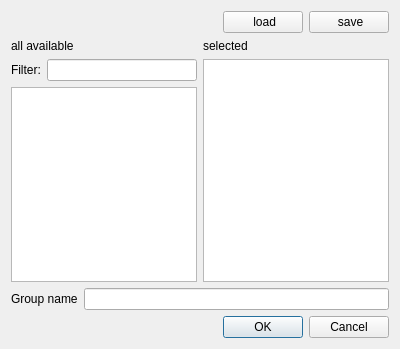
Old version of the form addgroupdialog.ui in the repository TUW-VieVS/VieSchedpp.
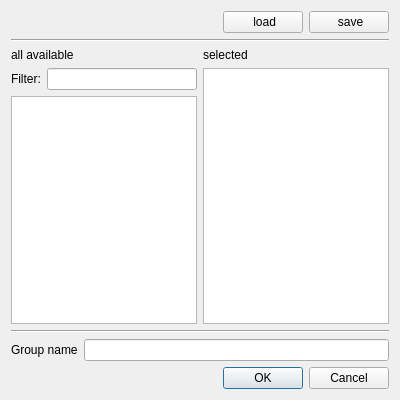
New version of the form. Icons and pictures are not drawn.

What changed in the file:
```diff
--- a/addgroupdialog.ui
+++ b/addgroupdialog.ui
@@ -7,7 +7,7 @@
     <x>0</x>
     <y>0</y>
     <width>400</width>
-    <height>349</height>
+    <height>400</height>
    </rect>
   </property>
   <property name="windowTitle">
@@ -53,6 +53,13 @@
      </item>
     </layout>
    </item>
+   <item>
+    <widget class="Line" name="line">
+     <property name="orientation">
+      <enum>Qt::Horizontal</enum>
+     </property>
+    </widget>
+   </item>
    <item>
     <layout class="QHBoxLayout" name="horizontalLayout_2">
      <item>
@@ -107,6 +114,13 @@
      </item>
     </layout>
    </item>
+   <item>
+    <widget class="Line" name="line_2">
+     <property name="orientation">
+      <enum>Qt::Horizontal</enum>
+     </property>
+    </widget>
+   </item>
    <item>
     <layout class="QHBoxLayout" name="horizontalLayout_3">
      <item>
```
Left out of the diff: 7 changed lines with no effect on the pictures.
